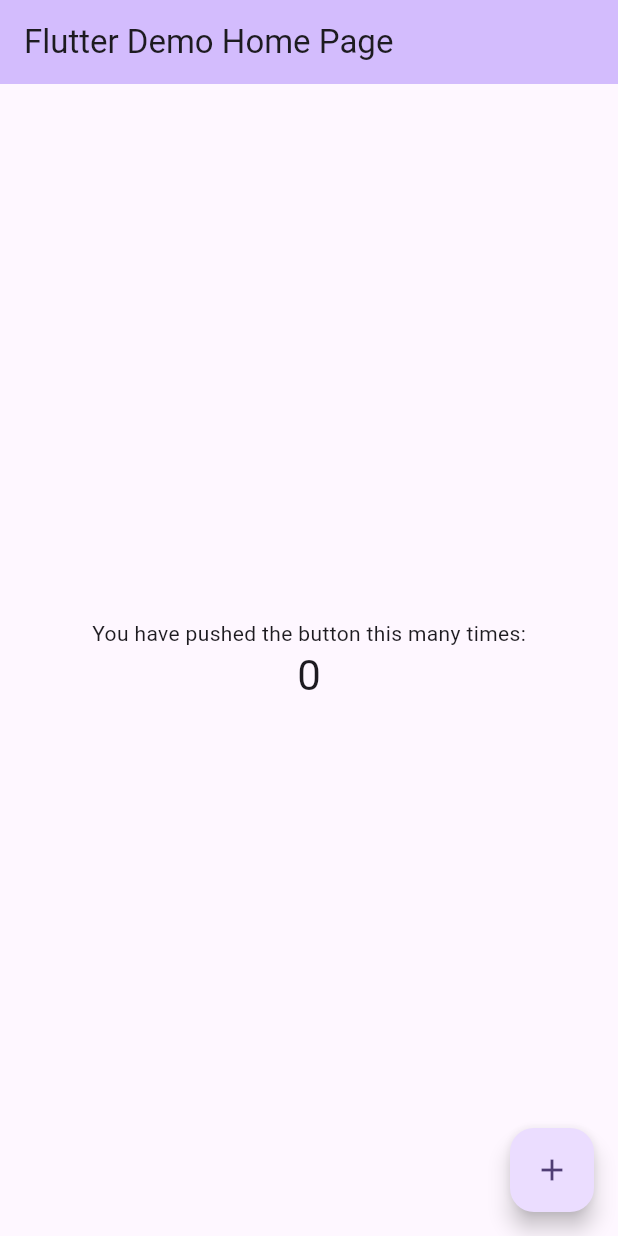
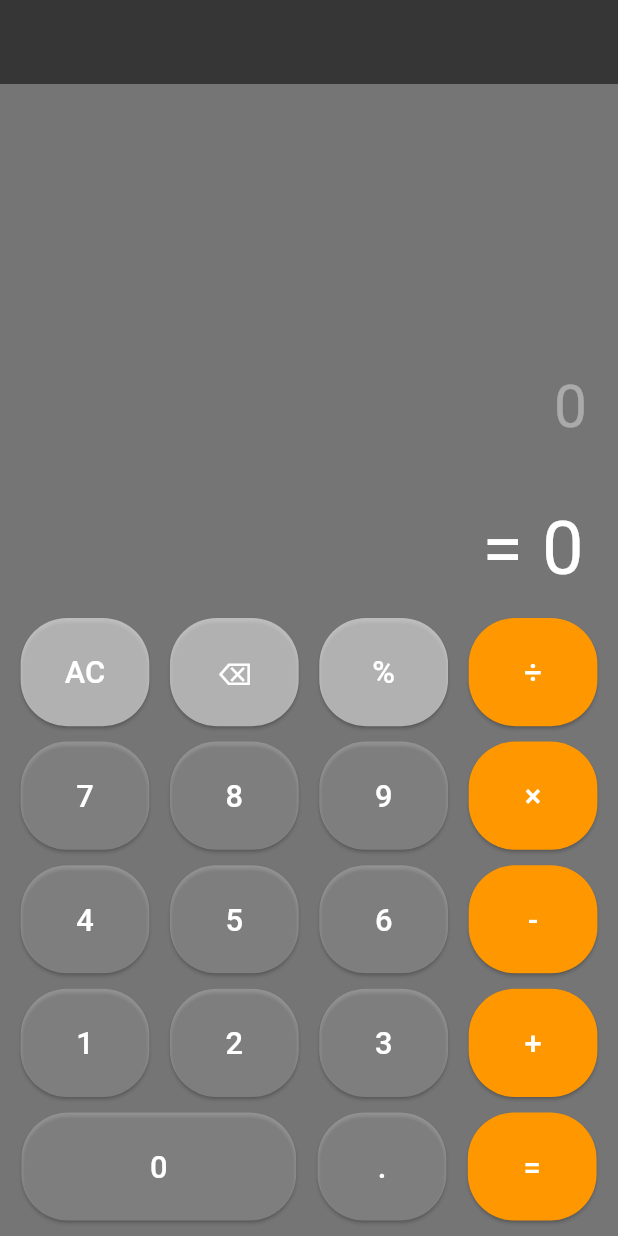
Before and after one commit to IroTheocharis/calculator, a Flutter app: the screen it shows after launch, on a phone screen of 412 x 824 dp. Run offline on Flutter 3.47's test engine with Material 3 defaults, Android fonts, the phone set to English and light mode, and no system bars; our stand-ins replace flutter_screenutil.

Commit message:
Simple calculator view

```diff
--- a/lib/main.dart
+++ b/lib/main.dart
@@ -1,4 +1,6 @@
+import 'package:calculator/views/simple_calculator_view.dart';
 import 'package:flutter/material.dart';
+import 'package:flutter_screenutil/flutter_screenutil.dart';
 
 void main() {
   runApp(const MyApp());
@@ -10,116 +12,17 @@ class MyApp extends StatelessWidget {
   // This widget is the root of your application.
   @override
   Widget build(BuildContext context) {
-    return MaterialApp(
-      title: 'Flutter Demo',
-      theme: ThemeData(
-        // This is the theme of your application.
-        //
-        // TRY THIS: Try running your application with "flutter run". You'll see
-        // the application has a purple toolbar. Then, without quitting the app,
-        // try changing the seedColor in the colorScheme below to Colors.green
-        // and then invoke "hot reload" (save your changes or press the "hot
-        // reload" button in a Flutter-supported IDE, or press "r" if you used
-        // the command line to start the app).
-        //
-        // Notice that the counter didn't reset back to zero; the application
-        // state is not lost during the reload. To reset the state, use hot
-        // restart instead.
-        //
-        // This works for code too, not just values: Most code changes can be
-        // tested with just a hot reload.
-        colorScheme: ColorScheme.fromSeed(seedColor: Colors.deepPurple),
-        useMaterial3: true,
+    return ScreenUtilInit(
+      designSize: const Size(360, 800),
+      minTextAdapt: true,
+      splitScreenMode: true,
+      child: MaterialApp(
+        title: 'Flutter Demo',
+        theme: ThemeData(
+          useMaterial3: true,
+        ),
+        home: const SimpleCalculatorView(),
       ),
-      home: const MyHomePage(title: 'Flutter Demo Home Page'),
     );
   }
 }
-
-class MyHomePage extends StatefulWidget {
-  const MyHomePage({super.key, required this.title});
-
-  // This widget is the home page of your application. It is stateful, meaning
-  // that it has a State object (defined below) that contains fields that affect
-  // how it looks.
-
-  // This class is the configuration for the state. It holds the values (in this
-  // case the title) provided by the parent (in this case the App widget) and
-  // used by the build method of the State. Fields in a Widget subclass are
-  // always marked "final".
-
-  final String title;
-
-  @override
-  State<MyHomePage> createState() => _MyHomePageState();
-}
-
-class _MyHomePageState extends State<MyHomePage> {
-  int _counter = 0;
-
-  void _incrementCounter() {
-    setState(() {
-      // This call to setState tells the Flutter framework that something has
-      // changed in this State, which causes it to rerun the build method below
-      // so that the display can reflect the updated values. If we changed
-      // _counter without calling setState(), then the build method would not be
-      // called again, and so nothing would appear to happen.
-      _counter++;
-    });
-  }
-
-  @override
-  Widget build(BuildContext context) {
-    // This method is rerun every time setState is called, for instance as done
-    // by the _incrementCounter method above.
-    //
-    // The Flutter framework has been optimized to make rerunning build methods
-    // fast, so that you can just rebuild anything that needs updating rather
-    // than having to individually change instances of widgets.
-    return Scaffold(
-      appBar: AppBar(
-        // TRY THIS: Try changing the color here to a specific color (to
-        // Colors.amber, perhaps?) and trigger a hot reload to see the AppBar
-        // change color while the other colors stay the same.
-        backgroundColor: Theme.of(context).colorScheme.inversePrimary,
-        // Here we take the value from the MyHomePage object that was created by
-        // the App.build method, and use it to set our appbar title.
-        title: Text(widget.title),
-      ),
-      body: Center(
-        // Center is a layout widget. It takes a single child and positions it
-        // in the middle of the parent.
-        child: Column(
-          // Column is also a layout widget. It takes a list of children and
-          // arranges them vertically. By default, it sizes itself to fit its
-          // children horizontally, and tries to be as tall as its parent.
-          //
-          // Column has various properties to control how it sizes itself and
-          // how it positions its children. Here we use mainAxisAlignment to
-          // center the children vertically; the main axis here is the vertical
-          // axis because Columns are vertical (the cross axis would be
-          // horizontal).
-          //
-          // TRY THIS: Invoke "debug painting" (choose the "Toggle Debug Paint"
-          // action in the IDE, or press "p" in the console), to see the
-          // wireframe for each widget.
-          mainAxisAlignment: MainAxisAlignment.center,
-          children: <Widget>[
-            const Text(
-              'You have pushed the button this many times:',
-            ),
-            Text(
-              '$_counter',
-              style: Theme.of(context).textTheme.headlineMedium,
-            ),
-          ],
-        ),
-      ),
-      floatingActionButton: FloatingActionButton(
-        onPressed: _incrementCounter,
-        tooltip: 'Increment',
-        child: const Icon(Icons.add),
-      ), // This trailing comma makes auto-formatting nicer for build methods.
-    );
-  }
-}
--- /dev/null
+++ b/lib/views/simple_calculator_view.dart
@@ -0,0 +1,127 @@
+import 'package:calculator/widgets/calc_button.dart';
+import 'package:flutter/material.dart';
+import 'package:flutter_screenutil/flutter_screenutil.dart';
+
+class SimpleCalculatorView extends StatefulWidget {
+  const SimpleCalculatorView({super.key});
+
+  @override
+  State<SimpleCalculatorView> createState() => _SimpleCalculatorViewState();
+}
+
+class _SimpleCalculatorViewState extends State<SimpleCalculatorView> {
+  String equation = "0";
+  String result = "0";
+  String expression = "";
+  double equationFontSize = 38.sp;
+  double resultFontSize = 48.sp;
+
+  buttonPressed(String buttonText) {}
+
+  @override
+  Widget build(BuildContext context) {
+    return Scaffold(
+      backgroundColor: Colors.black54,
+      appBar: AppBar(
+        elevation: 0,
+        backgroundColor: Colors.black54,
+      ),
+      body: SafeArea(
+        child: Column(
+          mainAxisAlignment: MainAxisAlignment.end,
+          children: [
+            Expanded(
+              child: Align(
+                alignment: Alignment.bottomRight,
+                child: SingleChildScrollView(
+                  scrollDirection: Axis.vertical,
+
+                  // Build the result and the equation
+                  child: Column(
+                    crossAxisAlignment: CrossAxisAlignment.end,
+                    children: [
+                      Padding(
+                        padding: EdgeInsets.all(20.sp),
+                        child: Text(
+                          equation,
+                          style: TextStyle(
+                            fontSize: equationFontSize,
+                            color: Colors.white38,
+                          ),
+                        ),
+                      ),
+                      SizedBox(width: 20.w),
+                      Padding(
+                        padding: EdgeInsets.all(10.sp),
+                        child: Text(
+                          ' = $result ',
+                          textAlign: TextAlign.left,
+                          style: TextStyle(
+                            fontSize: resultFontSize,
+                            color: Colors.white,
+                          ),
+                        ),
+                      ),
+                      SizedBox(width: 20.w),
+                    ],
+                  ),
+                ),
+              ),
+            ),
+
+            // Build the calculator numbers & operators
+            Row(
+              mainAxisAlignment: MainAxisAlignment.spaceEvenly,
+              children: [
+                calcButton('AC', Colors.white54, () => buttonPressed('AC')),
+                calcButton("⌫", Colors.white54, () => buttonPressed("⌫")),
+                calcButton('%', Colors.white54, () => buttonPressed('%')),
+                calcButton('÷', Colors.orange, () => buttonPressed('÷')),
+              ],
+            ),
+            SizedBox(height: 10.h),
+            Row(
+              mainAxisAlignment: MainAxisAlignment.spaceEvenly,
+              children: [
+                calcButton('7', Colors.white24, () => buttonPressed('7')),
+                calcButton('8', Colors.white24, () => buttonPressed('8')),
+                calcButton('9', Colors.white24, () => buttonPressed('9')),
+                calcButton("×", Colors.orange, () => buttonPressed('×')),
+              ],
+            ),
+            SizedBox(height: 10.h),
+            Row(
+              mainAxisAlignment: MainAxisAlignment.spaceEvenly,
+              children: [
+                calcButton('4', Colors.white24, () => buttonPressed('4')),
+                calcButton('5', Colors.white24, () => buttonPressed('5')),
+                calcButton('6', Colors.white24, () => buttonPressed('6')),
+                calcButton('-', Colors.orange, () => buttonPressed('-')),
+              ],
+            ),
+            SizedBox(height: 10.h),
+            Row(
+              mainAxisAlignment: MainAxisAlignment.spaceEvenly,
+              children: [
+                calcButton('1', Colors.white24, () => buttonPressed('1')),
+                calcButton('2', Colors.white24, () => buttonPressed('2')),
+                calcButton('3', Colors.white24, () => buttonPressed('3')),
+                calcButton('+', Colors.orange, () => buttonPressed('+')),
+              ],
+            ),
+            SizedBox(height: 10.h),
+            Row(
+              mainAxisAlignment: MainAxisAlignment.spaceEvenly,
+              children: [
+                calcButton('0', Colors.white24, () => buttonPressed('0')),
+                calcButton('.', Colors.white24, () => buttonPressed('.')),
+                calcButton('=', Colors.orange, () => buttonPressed('=')),
+              ],
+            ),
+            SizedBox(height: 10.h),
+          ],
+        ),
+      ),
+    );
+  }
+}
--- /dev/null
+++ b/lib/widgets/calc_button.dart
@@ -0,0 +1,22 @@
+import 'package:flutter/material.dart';
+import 'package:flutter_screenutil/flutter_screenutil.dart';
+
+Widget calcButton(
+    String buttonText, Color buttonColor, void Function()? buttonPressed) {
+  return Container(
+    width: buttonText == "0" ? 160.w : 75.w,
+    height: 70.h,
+    padding: const EdgeInsets.all(0),
+    child: ElevatedButton(
+      onPressed: buttonPressed,
+      style: ElevatedButton.styleFrom(
+          shape: RoundedRectangleBorder(
+              borderRadius: BorderRadius.all(Radius.circular(30.sp))),
+          backgroundColor: buttonColor),
+      child: Text(
+        buttonText,
+        style: TextStyle(fontSize: 20.sp, color: Colors.white),
+      ),
+    ),
+  );
+}
--- a/pubspec.yaml
+++ b/pubspec.yaml
@@ -35,6 +35,8 @@ dependencies:
   # The following adds the Cupertino Icons font to your application.
   # Use with the CupertinoIcons class for iOS style icons.
   cupertino_icons: ^1.0.2
+  math_expressions: ^2.4.0
+  flutter_screenutil: ^5.9.0
 
 dev_dependencies:
   flutter_test:
```
Also changed, not shown: pubspec.lock.
